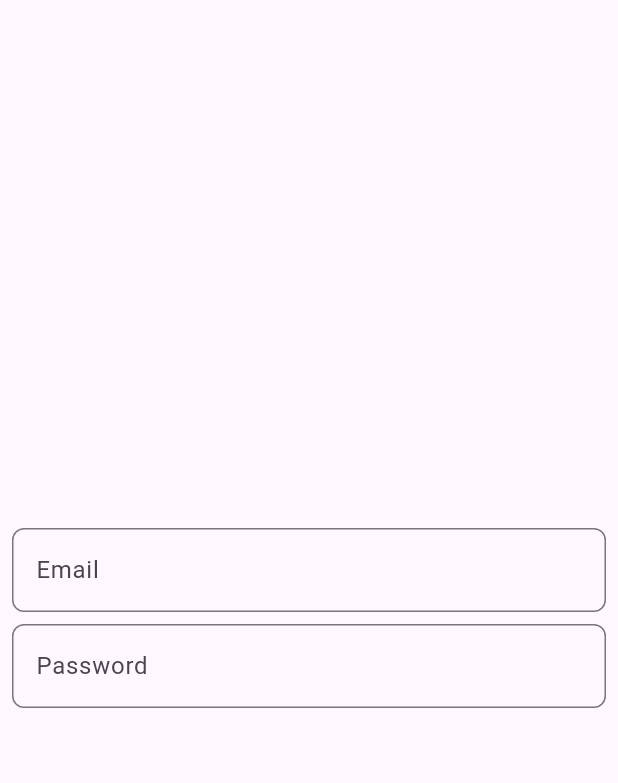
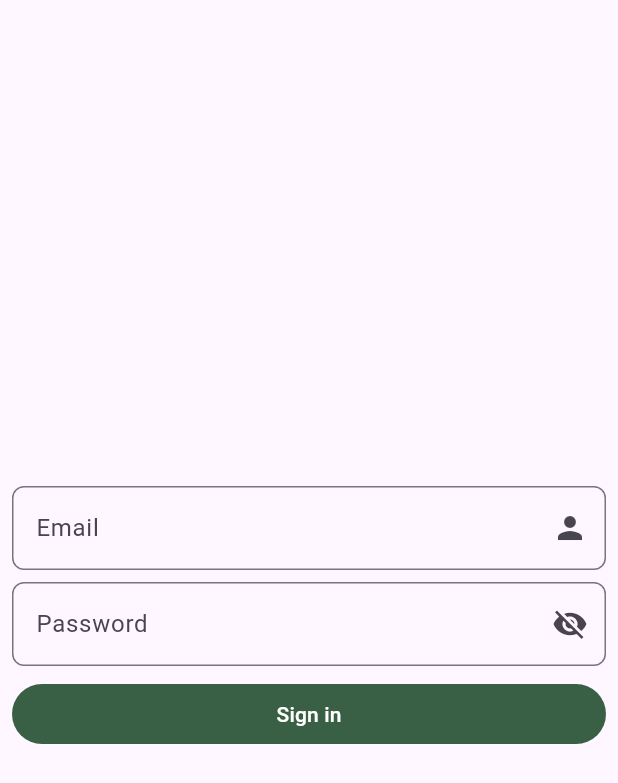
Before and after one commit to jmayta1984/upc-1acc0238-2510-7128-flutter-projects, a Flutter app: the screen it shows after launch, on a phone screen of 412 x 824 dp. Shown: the top 783 px of the screen. Run offline on Flutter 3.47's test engine with Material 3 defaults, Android fonts, the light colour scheme and no system bars.

Commit message:
feat: add LoginPage & ColorPalette

```diff
--- /dev/null
+++ b/demo/lib/color_palette.dart
@@ -0,0 +1,5 @@
+import 'dart:ui';
+
+class ColorPalette {
+  static Color primaryColor = Color.fromRGBO(57, 96, 68, 1);
+}
--- a/demo/lib/login_page.dart
+++ b/demo/lib/login_page.dart
@@ -1,3 +1,4 @@
+import 'package:demo/color_palette.dart';
 import 'package:flutter/material.dart';
 
 class LoginPage extends StatefulWidget {
@@ -11,6 +12,8 @@ class _LoginPageState extends State<LoginPage> {
   final TextEditingController _emailController = TextEditingController();
   final TextEditingController _passwordController = TextEditingController();
 
+  bool _isVisible = false;
+
   @override
   Widget build(BuildContext context) {
     return Scaffold(
@@ -20,25 +23,62 @@ class _LoginPageState extends State<LoginPage> {
           mainAxisAlignment: MainAxisAlignment.center,
           children: [
             TextField(
+              cursorColor: ColorPalette.primaryColor,
               controller: _emailController,
               decoration: InputDecoration(
+                suffixIcon: Icon(Icons.person),
                 hintText: "Email",
+                focusedBorder: OutlineInputBorder(
+                  borderRadius: BorderRadius.circular(8),
+                  borderSide: BorderSide(
+                    width: 2,
+                    color: ColorPalette.primaryColor,
+                  ),
+                ),
                 border: OutlineInputBorder(
                   borderRadius: BorderRadius.circular(8),
                 ),
               ),
             ),
-            SizedBox(height: 8,),
+            SizedBox(height: 8),
             TextField(
+              cursorColor: ColorPalette.primaryColor,
               controller: _passwordController,
               decoration: InputDecoration(
+                suffixIcon: IconButton(
+                  onPressed: () {
+                    setState(() {
+                      _isVisible = !_isVisible;
+                    });
+                  },
+                  icon: Icon(
+                    _isVisible ? Icons.visibility : Icons.visibility_off,
+                  ),
+                ),
                 hintText: "Password",
+                focusedBorder: OutlineInputBorder(
+                  borderRadius: BorderRadius.circular(8),
+                  borderSide: BorderSide(
+                    width: 2,
+                    color: ColorPalette.primaryColor,
+                  ),
+                ),
                 border: OutlineInputBorder(
                   borderRadius: BorderRadius.circular(8),
                 ),
-
               ),
-              obscureText: true,
+              obscureText: !_isVisible,
+            ),
+            SizedBox(height: 8),
+            SizedBox(
+              width: double.infinity,
+              child: FilledButton(
+                style: FilledButton.styleFrom(
+                  backgroundColor: ColorPalette.primaryColor,
+                ),
+                onPressed: () {},
+                child: Text("Sign in"),
+              ),
             ),
           ],
         ),
--- a/demo/lib/main.dart
+++ b/demo/lib/main.dart
@@ -11,6 +11,7 @@ class MainApp extends StatelessWidget {
   @override
   Widget build(BuildContext context) {
     return const MaterialApp(
+      debugShowCheckedModeBanner: false,
       home: LoginPage()
     );
   }
```
